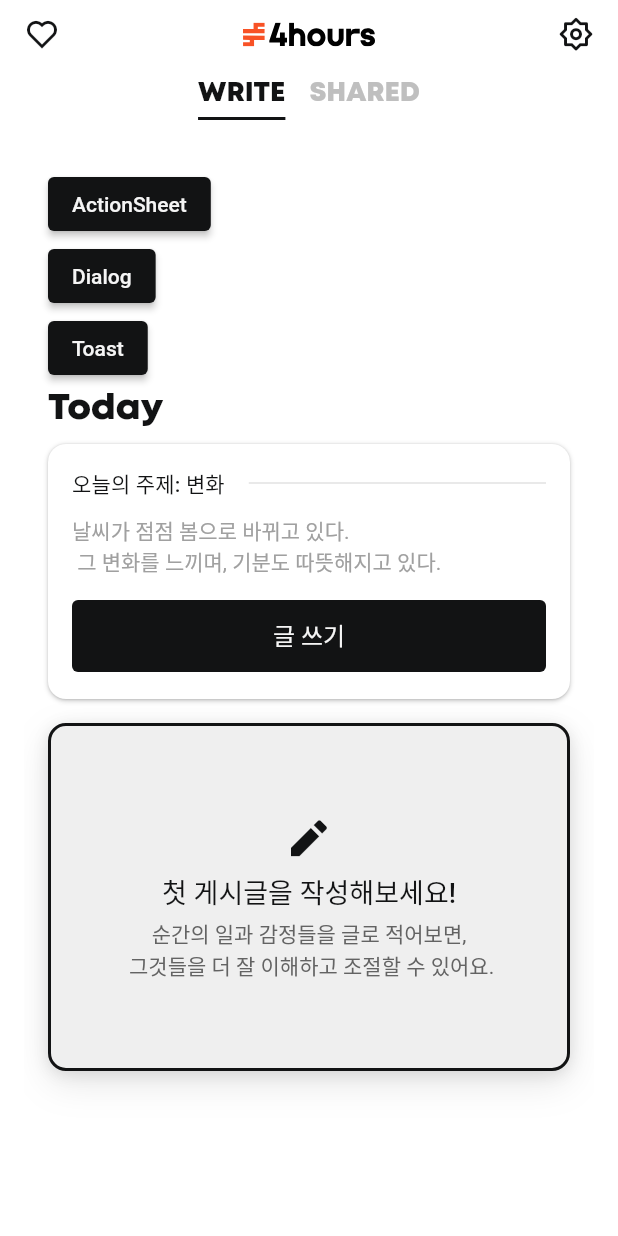
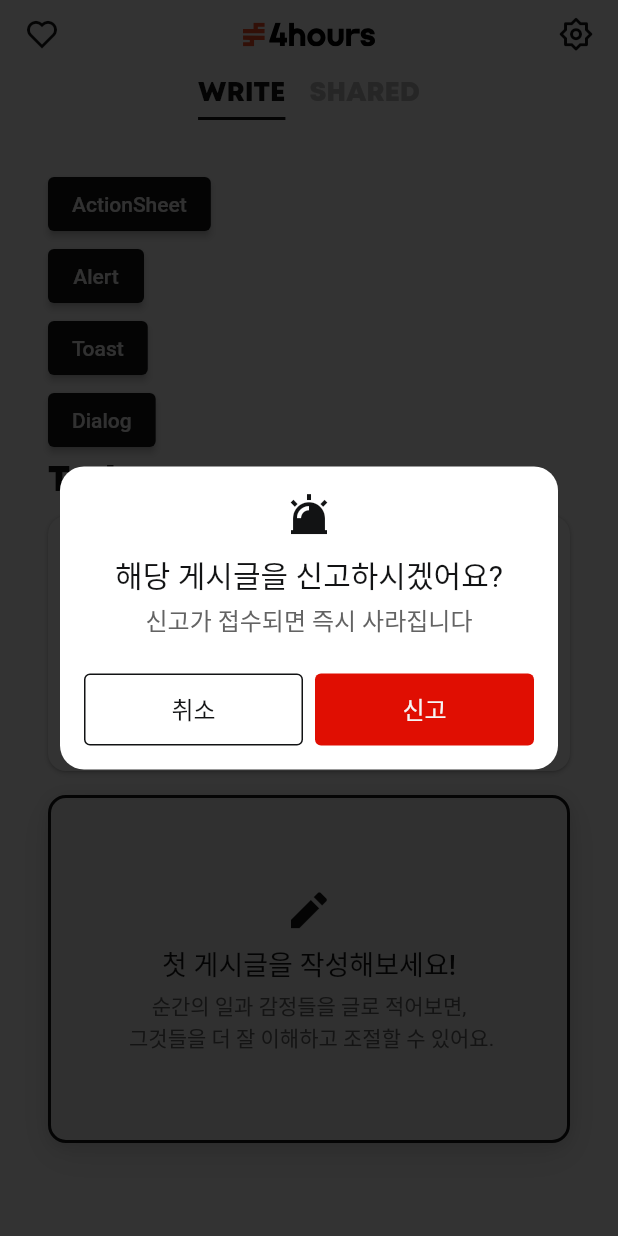
Before and after one commit to Billionaire-Project/four_hours_client, a Flutter app: the screen it shows once a user with an empty profile is signed in, after a tap on "Dialog", on a phone screen of 412 x 824 dp. Run offline on Flutter 3.47's test engine with Material 2 defaults, Android fonts, the phone set to English and light mode, and no system bars; our stand-ins replace firebase_auth, firebase_core, flutter_riverpod, flutter_svg, fluttertoast, go_router and 4 more; accounts and stored records are empty; Roboto replaces fonts that are missing (Pretendard).

Commit message:
[Add] Add Common Dialog with two buttons

```diff
--- a/lib/utils/custom_theme_colors.dart
+++ b/lib/utils/custom_theme_colors.dart
@@ -46,4 +46,10 @@ class CustomThemeColor {
       isDarkMode ? CustomColors.dark.gray600 : CustomColors.light.gray700;
   Color get buttonDisabled =>
       isDarkMode ? CustomColors.dark.gray200 : CustomColors.light.gray200;
+
+  Color get red => isDarkMode ? CustomColors.dark.red : CustomColors.light.red;
+  Color get blue =>
+      isDarkMode ? CustomColors.dark.blue : CustomColors.light.blue;
+  Color get orange =>
+      isDarkMode ? CustomColors.dark.orange : CustomColors.light.orange;
 }
--- a/lib/utils/functions.dart
+++ b/lib/utils/functions.dart
@@ -3,9 +3,11 @@ import 'dart:async';
 import 'package:flutter/cupertino.dart';
 import 'package:flutter/material.dart';
 import 'package:fluttertoast/fluttertoast.dart';
+import 'package:four_hours_client/utils/app_colors.dart';
 import 'package:four_hours_client/views/widgets/common_action_sheet.dart';
 import 'package:four_hours_client/views/widgets/common_action_sheet_action.dart';
 import 'package:four_hours_client/views/widgets/common_alert.dart';
+import 'package:four_hours_client/views/widgets/common_dialog_with_two_buttons.dart';
 import 'package:four_hours_client/views/widgets/common_loader.dart';
 import 'package:four_hours_client/views/widgets/common_toast.dart';
 
@@ -14,6 +16,7 @@ void showCommonAlert(BuildContext context,
     required String text,
     bool autoDismiss = true}) {
   showDialog(
+    barrierDismissible: false,
     barrierColor: Colors.transparent,
     context: context,
     builder: (context) => CommonAlert(
@@ -30,6 +33,7 @@ void showCommonAlert(BuildContext context,
 
 void showCommonLoader(BuildContext context) {
   showDialog(
+    barrierDismissible: false,
     barrierColor: Colors.transparent,
     context: context,
     builder: (context) => const CommonLoader(),
@@ -58,7 +62,6 @@ void showCommonToast(BuildContext context,
   fToast.showToast(
       child: CommonToast(iconData: iconData, text: text),
       toastDuration: const Duration(seconds: 1),
-      // gravity: ToastGravity.NONE,
       positionedToastBuilder: (context, child) {
         return Stack(
           alignment: Alignment.bottomCenter,
@@ -71,3 +74,22 @@ void showCommonToast(BuildContext context,
         );
       });
 }
+
+void showCommonDialogWithTwoButtons(BuildContext context,
+    {required IconData iconData,
+    required String title,
+    required String subtitle,
+    required VoidCallback onPressedRightButton,
+    required String rightButtonText}) {
+  showDialog(
+    barrierColor: CustomColors.black.withOpacity(0.8),
+    context: context,
+    builder: (context) => CommonDialogWithTwoButtons(
+      iconData: iconData,
+      title: title,
+      subtitle: subtitle,
+      onPressedRightButton: onPressedRightButton,
+      rightButtonText: rightButtonText,
+    ),
+  );
+}
--- /dev/null
+++ b/lib/views/widgets/common_dialog_with_two_buttons.dart
@@ -0,0 +1,93 @@
+import 'package:flutter/material.dart';
+import 'package:four_hours_client/utils/app_colors.dart';
+import 'package:four_hours_client/utils/custom_text_style.dart';
+import 'package:four_hours_client/utils/custom_theme_colors.dart';
+import 'package:four_hours_client/utils/functions.dart';
+import 'package:four_hours_client/views/widgets/gap.dart';
+
+class CommonDialogWithTwoButtons extends StatelessWidget {
+  final IconData iconData;
+  final String title;
+  final String subtitle;
+  final VoidCallback onPressedRightButton;
+  final String rightButtonText;
+  final VoidCallback? onPressedLeftButton;
+  final String? leftButtonText;
+  const CommonDialogWithTwoButtons(
+      {Key? key,
+      required this.iconData,
+      required this.title,
+      required this.subtitle,
+      required this.onPressedRightButton,
+      required this.rightButtonText,
+      this.onPressedLeftButton,
+      this.leftButtonText})
+      : super(key: key);
+
+  @override
+  Widget build(BuildContext context) {
+    return Dialog(
+      elevation: 0,
+      backgroundColor: Colors.transparent,
+      child: Container(
+        padding: const EdgeInsets.all(16.0),
+        decoration: BoxDecoration(
+          color: CustomThemeColor(context).backgroundElevated,
+          borderRadius: BorderRadius.circular(16.0),
+        ),
+        child: Column(
+          mainAxisSize: MainAxisSize.min,
+          children: [
+            Icon(iconData,
+                color: CustomThemeColor(context).textPrimary, size: 32.0),
+            const Gap(8),
+            Text(title, style: CustomTextStyle(context).headlineSmall),
+            const Gap(4),
+            Text(subtitle,
+                style: CustomTextStyle(context)
+                    .bodyMedium
+                    .copyWith(color: CustomThemeColor(context).textSecondary)),
+            const Gap(24),
+            Row(
+              children: [
+                Expanded(
+                  child: TextButton(
+                    onPressed: () {
+                      onPressedLeftButton ?? closeRootNavigator(context);
+                    },
+                    style: TextButton.styleFrom(
+                        backgroundColor: Colors.transparent,
+                        foregroundColor: CustomThemeColor(context).textPrimary,
+                        side: BorderSide(
+                            width: 1,
+                            color: CustomThemeColor(context).buttonPrimary)),
+                    child: Text(
+                      leftButtonText ?? '취소',
+                      style: CustomTextStyle(context).titleMedium,
+                    ),
+                  ),
+                ),
+                const Gap(8),
+                Expanded(
+                  child: TextButton(
+                    onPressed: onPressedRightButton,
+                    style: TextButton.styleFrom(
+                      backgroundColor: CustomThemeColor(context).red,
+                      foregroundColor: CustomThemeColor(context).textPrimary,
+                    ),
+                    child: Text(
+                      rightButtonText,
+                      style: CustomTextStyle(context)
+                          .titleMedium
+                          .copyWith(color: CustomColors.light.gray50),
+                    ),
+                  ),
+                ),
+              ],
+            )
+          ],
+        ),
+      ),
+    );
+  }
+}
--- a/lib/views/write_tab/write_page.dart
+++ b/lib/views/write_tab/write_page.dart
@@ -48,13 +48,25 @@ class WritePage extends ConsumerWidget {
                   showCommonAlert(context,
                       iconData: CustomIcons.check_line, text: '삭제 되었어요!');
                 },
-                child: const Text('Dialog')),
+                child: const Text('Alert')),
             ElevatedButton(
                 onPressed: () {
                   showCommonToast(context,
                       iconData: CustomIcons.copy_line, text: '클립보드에 복사되었어요!');
                 },
                 child: const Text('Toast')),
+            ElevatedButton(
+                onPressed: () {
+                  showCommonDialogWithTwoButtons(
+                    context,
+                    iconData: CustomIcons.report_fill,
+                    title: '해당 게시글을 신고하시겠어요?',
+                    subtitle: '신고가 접수되면 즉시 사라집니다',
+                    onPressedRightButton: () {},
+                    rightButtonText: '신고',
+                  );
+                },
+                child: const Text('Dialog')),
             CommonTitle('Today'),
             const Gap(8),
             const Card(),
```
